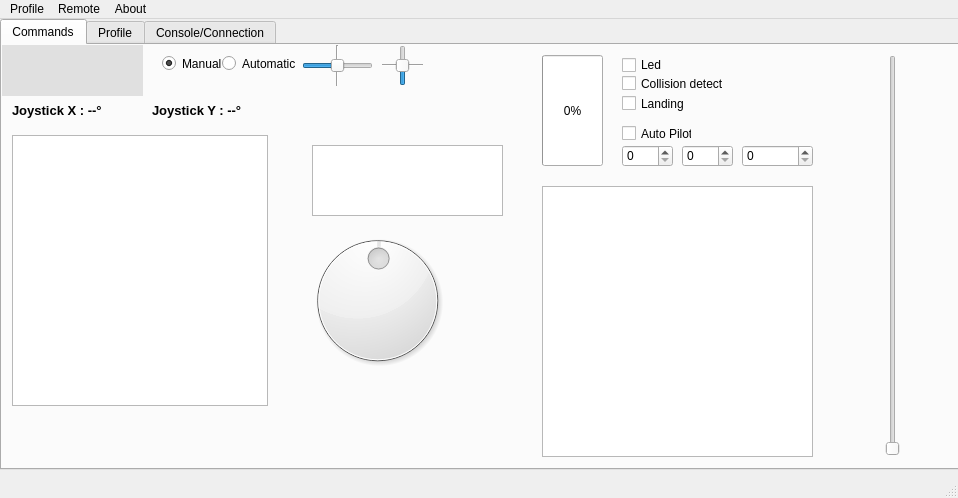
Above: dgipydrone.ui from DGIProject/DGIPyDrOneQt before the change. Below: the same form after it.
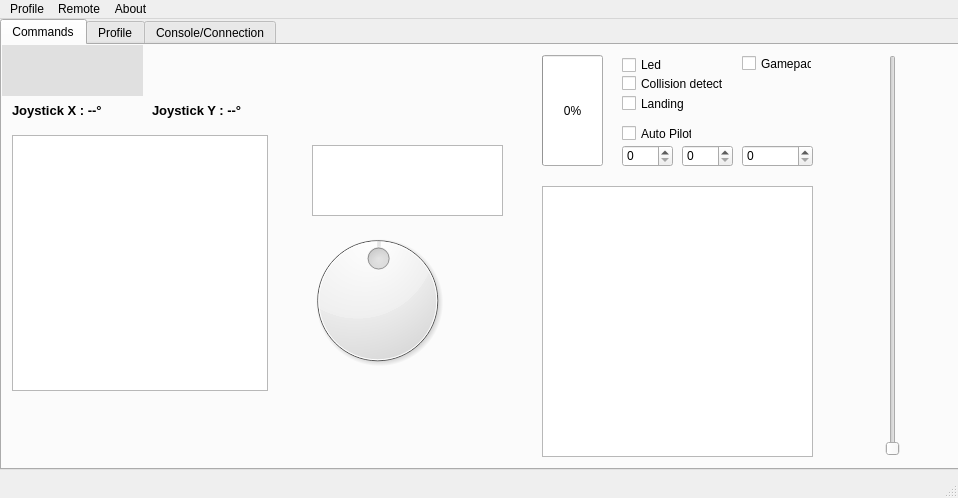
That is the form after the change.

Commit message: Implemented gamePad controller

The edit to the form file:
```diff
--- a/dgipydrone.ui
+++ b/dgipydrone.ui
@@ -133,7 +133,7 @@
         <x>10</x>
         <y>90</y>
         <width>256</width>
-        <height>271</height>
+        <height>256</height>
        </rect>
       </property>
      </widget>
@@ -302,113 +302,19 @@
        <number>0</number>
       </property>
      </widget>
-     <widget class="QRadioButton" name="manualMode">
+     <widget class="QCheckBox" name="checkGamePad">
       <property name="geometry">
        <rect>
-        <x>160</x>
+        <x>740</x>
         <y>10</y>
-        <width>82</width>
+        <width>70</width>
         <height>17</height>
        </rect>
       </property>
       <property name="text">
-       <string>Manual</string>
+       <string>Gamepad </string>
       </property>
-      <property name="checked">
-       <bool>true</bool>
-      </property>
      </widget>
-     <widget class="QRadioButton" name="automaticMode">
-      <property name="geometry">
-       <rect>
-        <x>220</x>
-        <y>10</y>
-        <width>82</width>
-        <height>17</height>
-       </rect>
-      </property>
-      <property name="text">
-       <string>Automatic</string>
-      </property>
-     </widget>
-     <widget class="QSlider" name="leftRightCalibrate">
-      <property name="geometry">
-       <rect>
-        <x>300</x>
-        <y>10</y>
-        <width>71</width>
-        <height>21</height>
-       </rect>
-      </property>
-      <property name="minimum">
-       <number>-10</number>
-      </property>
-      <property name="maximum">
-       <number>10</number>
-      </property>
-      <property name="sliderPosition">
-       <number>0</number>
-      </property>
-      <property name="orientation">
-       <enum>Qt::Horizontal</enum>
-      </property>
-     </widget>
-     <widget class="QSlider" name="frontBackCalibrate">
-      <property name="geometry">
-       <rect>
-        <x>390</x>
-        <y>0</y>
-        <width>22</width>
-        <height>41</height>
-       </rect>
-      </property>
-      <property name="minimum">
-       <number>-10</number>
-      </property>
-      <property name="maximum">
-       <number>10</number>
-      </property>
-      <property name="sliderPosition">
-       <number>0</number>
-      </property>
-      <property name="orientation">
-       <enum>Qt::Vertical</enum>
-      </property>
-      <property name="invertedAppearance">
-       <bool>false</bool>
-      </property>
-      <property name="invertedControls">
-       <bool>false</bool>
-      </property>
-     </widget>
-     <widget class="Line" name="line">
-      <property name="geometry">
-       <rect>
-        <x>320</x>
-        <y>0</y>
-        <width>31</width>
-        <height>41</height>
-       </rect>
-      </property>
-      <property name="orientation">
-       <enum>Qt::Vertical</enum>
-      </property>
-     </widget>
-     <widget class="Line" name="line_2">
-      <property name="geometry">
-       <rect>
-        <x>380</x>
-        <y>10</y>
-        <width>41</width>
-        <height>20</height>
-       </rect>
-      </property>
-      <property name="orientation">
-       <enum>Qt::Horizontal</enum>
-      </property>
-     </widget>
-     <zorder>line_2</zorder>
-     <zorder>line</zorder>
      <zorder>degreesDial</zorder>
      <zorder>throttleSlider</zorder>
      <zorder>joystickView</zorder>
```
Left out of the diff: 8 changed lines with no effect on the pictures. The commit also changes 9 other files.
